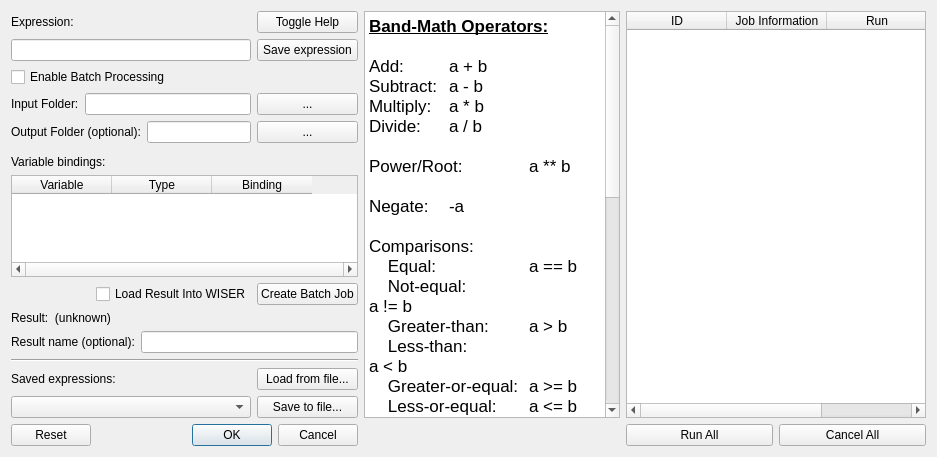
The window that src/wiser/gui/ui_files/band_math.ui (Ehlmann-research-group/WISER) describes before a commit, drawn with Qt 5.
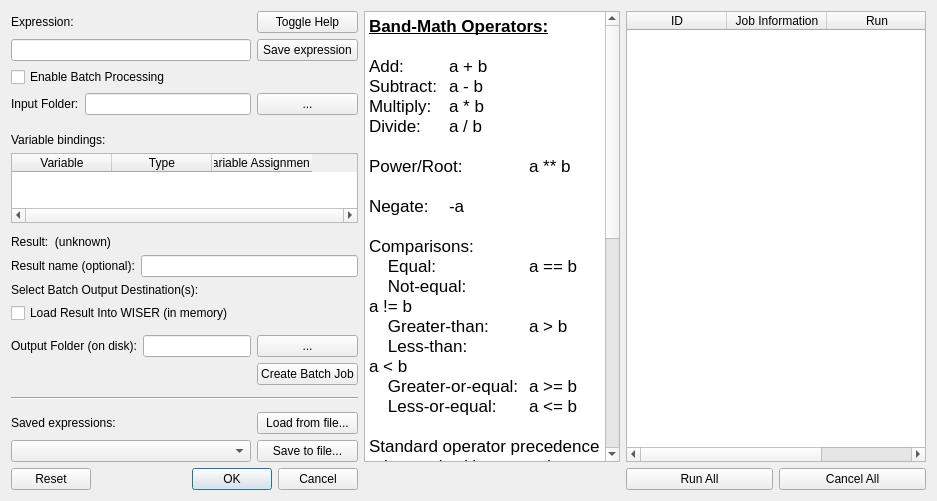
The same window after the commit.

Commit message: Variable assignments properly show up in create batch job

Patch:
```diff
--- a/src/wiser/gui/ui_files/band_math.ui
+++ b/src/wiser/gui/ui_files/band_math.ui
@@ -13,10 +13,200 @@
   <property name="windowTitle">
    <string>Band Math</string>
   </property>
-  <layout class="QGridLayout" name="gridLayout" rowstretch="0,0,0,0,0,0,0,0,0,0,0,0,0,0,0,0,0,0,0,0,0,0,0,0" columnstretch="1,0,0,1">
+  <layout class="QGridLayout" name="gridLayout" rowstretch="0,0,0,0,0,0,0,0,0,0,0,0,0,0,0,0,0,0,0,0,0,0,0,0,0,0,0,0,0,0,0" columnstretch="1,0,0,0">
    <property name="horizontalSpacing">
     <number>6</number>
    </property>
+   <item row="1" column="3" rowspan="23">
+    <widget class="QTableWidget" name="tbl_wdgt_batch_jobs">
+     <property name="minimumSize">
+      <size>
+       <width>300</width>
+       <height>0</height>
+      </size>
+     </property>
+     <property name="maximumSize">
+      <size>
+       <width>400</width>
+       <height>16777215</height>
+      </size>
+     </property>
+     <property name="rowCount">
+      <number>0</number>
+     </property>
+     <attribute name="horizontalHeaderVisible">
+      <bool>true</bool>
+     </attribute>
+     <attribute name="horizontalHeaderCascadingSectionResizes">
+      <bool>false</bool>
+     </attribute>
+     <attribute name="horizontalHeaderHighlightSections">
+      <bool>true</bool>
+     </attribute>
+     <attribute name="verticalHeaderVisible">
+      <bool>false</bool>
+     </attribute>
+     <column>
+      <property name="text">
+       <string>ID</string>
+      </property>
+     </column>
+     <column>
+      <property name="text">
+       <string>Job Information</string>
+      </property>
+     </column>
+     <column>
+      <property name="text">
+       <string>Run</string>
+      </property>
+     </column>
+    </widget>
+   </item>
+   <item row="13" column="0" colspan="2">
+    <widget class="QWidget" name="wgt_result_name" native="true">
+     <layout class="QGridLayout" name="gridLayout_2">
+      <property name="leftMargin">
+       <number>0</number>
+      </property>
+      <property name="topMargin">
+       <number>0</number>
+      </property>
+      <property name="rightMargin">
+       <number>0</number>
+      </property>
+      <property name="bottomMargin">
+       <number>0</number>
+      </property>
+      <item row="0" column="0">
+       <widget class="QLabel" name="lbl_result_name">
+        <property name="text">
+         <string>Result name (optional):</string>
+        </property>
+        <property name="buddy">
+         <cstring>ledit_result_name</cstring>
+        </property>
+       </widget>
+      </item>
+      <item row="0" column="1">
+       <widget class="QLineEdit" name="ledit_result_name"/>
+      </item>
+     </layout>
+    </widget>
+   </item>
+   <item row="30" column="0" colspan="2">
+    <widget class="QDialogButtonBox" name="buttonBox">
+     <property name="orientation">
+      <enum>Qt::Horizontal</enum>
+     </property>
+     <property name="standardButtons">
+      <set>QDialogButtonBox::Cancel|QDialogButtonBox::Ok|QDialogButtonBox::Reset</set>
+     </property>
+    </widget>
+   </item>
+   <item row="30" column="3">
+    <layout class="QHBoxLayout" name="hlayout_run_cancel_all">
+     <item>
+      <widget class="QPushButton" name="btn_run_all">
+       <property name="text">
+        <string>Run All</string>
+       </property>
+      </widget>
+     </item>
+     <item>
+      <widget class="QPushButton" name="btn_cancel_all">
+       <property name="text">
+        <string>Cancel All</string>
+       </property>
+      </widget>
+     </item>
+    </layout>
+   </item>
+   <item row="17" column="1">
+    <widget class="QPushButton" name="btn_output_folder">
+     <property name="text">
+      <string>...</string>
+     </property>
+    </widget>
+   </item>
+   <item row="2" column="0">
+    <widget class="QLineEdit" name="ledit_expression"/>
+   </item>
+   <item row="7" column="0" rowspan="2" colspan="2">
+    <widget class="QLabel" name="lbl_variables">
+     <property name="text">
+      <string>Variable bindings:</string>
+     </property>
+    </widget>
+   </item>
+   <item row="11" column="0" rowspan="2" colspan="2">
+    <widget class="QLabel" name="lbl_result_info">
+     <property name="text">
+      <string>Result:  (unknown)</string>
+     </property>
+     <property name="wordWrap">
+      <bool>true</bool>
+     </property>
+    </widget>
+   </item>
+   <item row="3" column="0">
+    <widget class="QCheckBox" name="chkbox_enable_batch">
+     <property name="toolTip">
+      <string>&lt;html&gt;&lt;head/&gt;&lt;body&gt;&lt;p&gt;Bandmath batch processing will perform your&lt;br/&gt;expression on each of the files in the input folder.&lt;/p&gt;&lt;/body&gt;&lt;/html&gt;</string>
+     </property>
+     <property name="text">
+      <string>Enable Batch Processing</string>
+     </property>
+    </widget>
+   </item>
+   <item row="22" column="0">
+    <widget class="QLabel" name="lbl_saved_exprs">
+     <property name="text">
+      <string>Saved expressions:</string>
+     </property>
+     <property name="buddy">
+      <cstring>cbox_saved_exprs</cstring>
+     </property>
+    </widget>
+   </item>
+   <item row="9" column="0" colspan="2">
+    <widget class="QTableWidget" name="tbl_variables">
+     <property name="horizontalScrollBarPolicy">
+      <enum>Qt::ScrollBarAlwaysOn</enum>
+     </property>
+     <attribute name="horizontalHeaderStretchLastSection">
+      <bool>false</bool>
+     </attribute>
+     <attribute name="verticalHeaderMinimumSectionSize">
+      <number>23</number>
+     </attribute>
+     <column>
+      <property name="text">
+       <string>Variable</string>
+      </property>
+     </column>
+     <column>
+      <property name="text">
+       <string>Type</string>
+      </property>
+     </column>
+     <column>
+      <property name="text">
+       <string>Variable Assignments</string>
+      </property>
+      <property name="toolTip">
+       <string extracomment="What each variable is assigned to.  When batch processing is enabled, variables can still be none-batch variables."/>
+      </property>
+     </column>
+    </widget>
+   </item>
+   <item row="2" column="1">
+    <widget class="QPushButton" name="btn_add_to_saved">
+     <property name="text">
+      <string>Save expression</string>
+     </property>
+    </widget>
+   </item>
    <item row="1" column="1">
     <widget class="QPushButton" name="btn_toggle_help">
      <property name="text">
@@ -24,17 +214,31 @@
      </property>
     </widget>
    </item>
-   <item row="4" column="0">
-    <layout class="QHBoxLayout" name="hlayout_input_folder">
+   <item row="22" column="1">
+    <widget class="QPushButton" name="btn_load_saved_exprs">
+     <property name="text">
+      <string>Load from file...</string>
+     </property>
+    </widget>
+   </item>
+   <item row="18" column="1">
+    <widget class="QPushButton" name="btn_create_batch_job">
+     <property name="text">
+      <string>Create Batch Job</string>
+     </property>
+    </widget>
+   </item>
+   <item row="17" column="0">
+    <layout class="QHBoxLayout" name="hlayout_output_folder">
      <item>
-      <widget class="QLabel" name="lbl_input_folder">
+      <widget class="QLabel" name="lbl_output_folder">
        <property name="text">
-        <string>Input Folder:</string>
+        <string>Output Folder (on disk):</string>
        </property>
       </widget>
      </item>
      <item>
-      <widget class="QLineEdit" name="ledit_input_folder">
+      <widget class="QLineEdit" name="ledit_output_folder">
        <property name="readOnly">
         <bool>true</bool>
        </property>
@@ -42,17 +246,7 @@
      </item>
     </layout>
    </item>
-   <item row="1" column="0">
-    <widget class="QLabel" name="lbl_math_expr">
-     <property name="text">
-      <string>Expression:</string>
-     </property>
-     <property name="buddy">
-      <cstring>ledit_expression</cstring>
-     </property>
-    </widget>
-   </item>
-   <item row="1" column="2" rowspan="16">
+   <item row="1" column="2" rowspan="23">
     <widget class="QTextEdit" name="tedit_bandmath_help">
      <property name="focusPolicy">
       <enum>Qt::NoFocus</enum>
@@ -104,8 +298,23 @@
      </property>
     </widget>
    </item>
-   <item row="16" column="0">
-    <widget class="QComboBox" name="cbox_saved_exprs"/>
+   <item row="4" column="0">
+    <layout class="QHBoxLayout" name="hlayout_input_folder">
+     <item>
+      <widget class="QLabel" name="lbl_input_folder">
+       <property name="text">
+        <string>Input Folder:</string>
+       </property>
+      </widget>
+     </item>
+     <item>
+      <widget class="QLineEdit" name="ledit_input_folder">
+       <property name="readOnly">
+        <bool>true</bool>
+       </property>
+      </widget>
+     </item>
+    </layout>
    </item>
    <item row="4" column="1">
     <widget class="QPushButton" name="btn_input_folder">
@@ -114,260 +323,47 @@
      </property>
     </widget>
    </item>
-   <item row="10" column="1">
-    <widget class="QPushButton" name="btn_create_batch_job">
-     <property name="text">
-      <string>Create Batch Job</string>
-     </property>
-    </widget>
-   </item>
    <item row="15" column="0">
-    <widget class="QLabel" name="lbl_saved_exprs">
+    <widget class="QCheckBox" name="chkbox_load_into_wiser">
      <property name="text">
-      <string>Saved expressions:</string>
+      <string>Load Result Into WISER (in memory)</string>
+     </property>
+    </widget>
+   </item>
+   <item row="1" column="0">
+    <widget class="QLabel" name="lbl_math_expr">
+     <property name="text">
+      <string>Expression:</string>
      </property>
      <property name="buddy">
       <cstring>cbox_saved_exprs</cstring>
      </property>
     </widget>
    </item>
-   <item row="5" column="0">
-    <layout class="QHBoxLayout" name="hlayout_output_folder">
-     <item>
-      <widget class="QLabel" name="lbl_output_folder">
-       <property name="text">
-        <string>Output Folder (optional):</string>
-       </property>
-      </widget>
-     </item>
-     <item>
-      <widget class="QLineEdit" name="ledit_output_folder">
-       <property name="readOnly">
-        <bool>true</bool>
-       </property>
-      </widget>
-     </item>
-    </layout>
-   </item>
-   <item row="2" column="0">
-    <widget class="QLineEdit" name="ledit_expression"/>
-   </item>
-   <item row="2" column="1">
-    <widget class="QPushButton" name="btn_add_to_saved">
-     <property name="text">
-      <string>Save expression</string>
+   <item row="20" column="0" colspan="2">
+    <widget class="Line" name="line">
+     <property name="orientation">
+      <enum>Qt::Horizontal</enum>
      </property>
     </widget>
    </item>
-   <item row="11" column="0" rowspan="2" colspan="2">
-    <widget class="QLabel" name="lbl_result_info">
-     <property name="text">
-      <string>Result:  (unknown)</string>
-     </property>
-     <property name="wordWrap">
-      <bool>true</bool>
-     </property>
-    </widget>
+   <item row="23" column="0">
+    <widget class="QComboBox" name="cbox_saved_exprs"/>
    </item>
-   <item row="13" column="0" colspan="2">
-    <widget class="QWidget" name="wgt_result_name" native="true">
-     <layout class="QGridLayout" name="gridLayout_2">
-      <property name="leftMargin">
-       <number>0</number>
-      </property>
-      <property name="topMargin">
-       <number>0</number>
-      </property>
-      <property name="rightMargin">
-       <number>0</number>
-      </property>
-      <property name="bottomMargin">
-       <number>0</number>
-      </property>
-      <item row="0" column="0">
-       <widget class="QLabel" name="lbl_result_name">
-        <property name="text">
-         <string>Result name (optional):</string>
-        </property>
-        <property name="buddy">
-         <cstring>ledit_result_name</cstring>
-        </property>
-       </widget>
-      </item>
-      <item row="0" column="1">
-       <widget class="QLineEdit" name="ledit_result_name"/>
-      </item>
-     </layout>
-    </widget>
-   </item>
-   <item row="7" column="0" rowspan="2" colspan="2">
-    <widget class="QLabel" name="lbl_variables">
-     <property name="text">
-      <string>Variable bindings:</string>
-     </property>
-    </widget>
-   </item>
-   <item row="5" column="1">
-    <widget class="QPushButton" name="btn_output_folder">
-     <property name="text">
-      <string>...</string>
-     </property>
-    </widget>
-   </item>
-   <item row="15" column="1">
-    <widget class="QPushButton" name="btn_load_saved_exprs">
-     <property name="text">
-      <string>Load from file...</string>
-     </property>
-    </widget>
-   </item>
-   <item row="10" column="0">
-    <layout class="QHBoxLayout" name="hlayout_load_into_wiser">
-     <item>
-      <spacer name="hspacer_load_into_wiser">
-       <property name="orientation">
-        <enum>Qt::Horizontal</enum>
-       </property>
-       <property name="sizeHint" stdset="0">
-        <size>
-         <width>40</width>
-         <height>20</height>
-        </size>
-       </property>
-      </spacer>
-     </item>
-     <item>
-      <widget class="QCheckBox" name="chkbox_load_into_wiser">
-       <property name="text">
-        <string>Load Result Into WISER</string>
-       </property>
-      </widget>
-     </item>
-    </layout>
-   </item>
-   <item row="3" column="0">
-    <widget class="QCheckBox" name="chkbox_enable_batch">
-     <property name="text">
-      <string>Enable Batch Processing</string>
-     </property>
-    </widget>
-   </item>
-   <item row="16" column="1">
+   <item row="23" column="1">
     <widget class="QPushButton" name="btn_save_saved_exprs">
      <property name="text">
       <string>Save to file...</string>
      </property>
     </widget>
    </item>
-   <item row="23" column="0" colspan="2">
-    <widget class="QDialogButtonBox" name="buttonBox">
-     <property name="orientation">
-      <enum>Qt::Horizontal</enum>
+   <item row="14" column="0">
+    <widget class="QLabel" name="lbl_select_batch_output">
+     <property name="text">
+      <string>Select Batch Output Destination(s):</string>
      </property>
-     <property name="standardButtons">
-      <set>QDialogButtonBox::Cancel|QDialogButtonBox::Ok|QDialogButtonBox::Reset</set>
-     </property>
     </widget>
    </item>
-   <item row="14" column="0" colspan="2">
-    <widget class="Line" name="line">
-     <property name="orientation">
-      <enum>Qt::Horizontal</enum>
-     </property>
-    </widget>
-   </item>
-   <item row="1" column="3" rowspan="16">
-    <widget class="QTableWidget" name="tbl_wdgt_batch_jobs">
-     <property name="minimumSize">
-      <size>
-       <width>300</width>
-       <height>0</height>
-      </size>
-     </property>
-     <property name="maximumSize">
-      <size>
-       <width>400</width>
-       <height>16777215</height>
-      </size>
-     </property>
-     <property name="rowCount">
-      <number>0</number>
-     </property>
-     <attribute name="horizontalHeaderVisible">
-      <bool>true</bool>
-     </attribute>
-     <attribute name="horizontalHeaderCascadingSectionResizes">
-      <bool>false</bool>
-     </attribute>
-     <attribute name="horizontalHeaderHighlightSections">
-      <bool>true</bool>
-     </attribute>
-     <attribute name="verticalHeaderVisible">
-      <bool>false</bool>
-     </attribute>
-     <column>
-      <property name="text">
-       <string>ID</string>
-      </property>
-     </column>
-     <column>
-      <property name="text">
-       <string>Job Information</string>
-      </property>
-     </column>
-     <column>
-      <property name="text">
-       <string>Run</string>
-      </property>
-     </column>
-    </widget>
-   </item>
-   <item row="9" column="0" colspan="2">
-    <widget class="QTableWidget" name="tbl_variables">
-     <property name="horizontalScrollBarPolicy">
-      <enum>Qt::ScrollBarAlwaysOn</enum>
-     </property>
-     <attribute name="horizontalHeaderStretchLastSection">
-      <bool>false</bool>
-     </attribute>
-     <attribute name="verticalHeaderMinimumSectionSize">
-      <number>23</number>
-     </attribute>
-     <column>
-      <property name="text">
-       <string>Variable</string>
-      </property>
-     </column>
-     <column>
-      <property name="text">
-       <string>Type</string>
-      </property>
-     </column>
-     <column>
-      <property name="text">
-       <string>Binding</string>
-      </property>
-     </column>
-    </widget>
-   </item>
-   <item row="23" column="3">
-    <layout class="QHBoxLayout" name="hlayout_run_cancel_all">
-     <item>
-      <widget class="QPushButton" name="btn_run_all">
-       <property name="text">
-        <string>Run All</string>
-       </property>
-      </widget>
-     </item>
-     <item>
-      <widget class="QPushButton" name="btn_cancel_all">
-       <property name="text">
-        <string>Cancel All</string>
-       </property>
-      </widget>
-     </item>
-    </layout>
-   </item>
   </layout>
  </widget>
  <tabstops>
```
Left out of the diff: 2 changed lines with no effect on the pictures. The commit also changes 1 other file.
